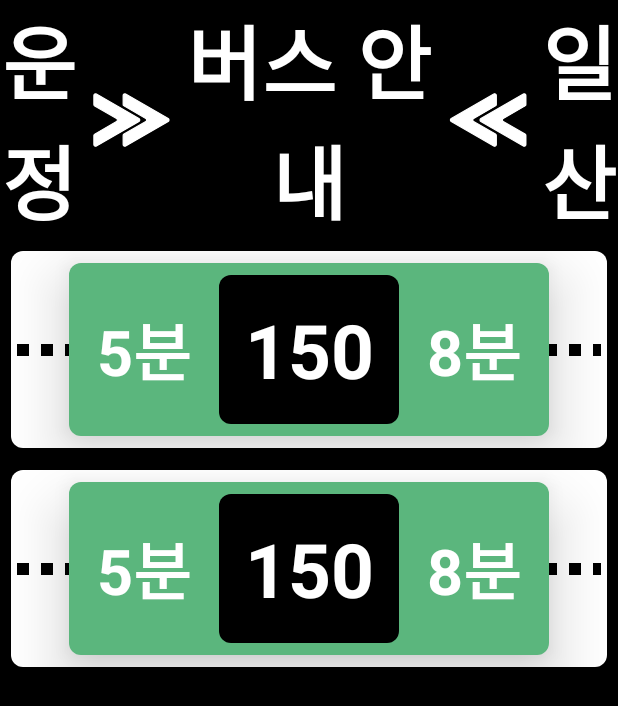
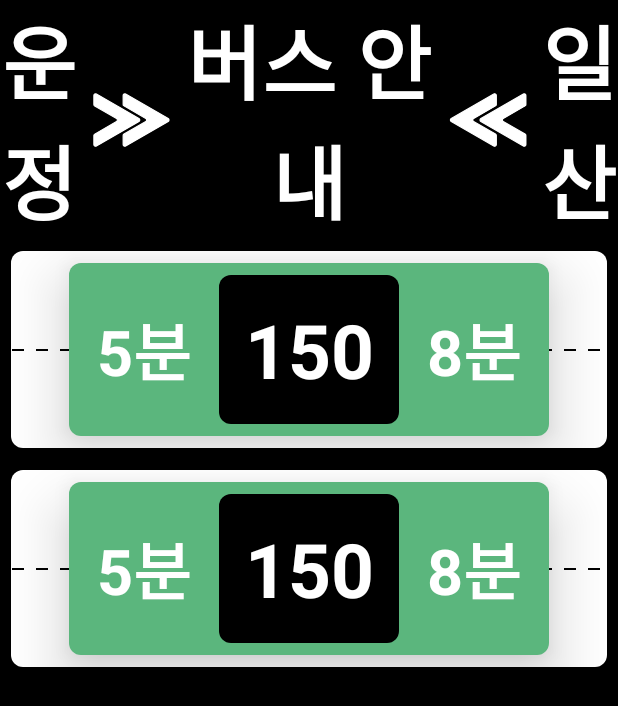
Before and after one commit to GRAM127/Project-Bus, an Android app: the layout fragment_bus.xml on its own in the app's theme, with its tools: preview values and no code run, on a phone screen of 412 x 824 dp. Shown: the top 706 px of the screen. Run offline under Robolectric (Android 15) with nearby library versions, the phone set to English and light mode, and no system bars.

```diff
--- a/app/src/main/java/kr/hs/dongpae/tv/bus/BISFragment.kt
+++ b/app/src/main/java/kr/hs/dongpae/tv/bus/BISFragment.kt
@@ -65,7 +65,7 @@ class BISFragment : Fragment() {
             }
         }
         busJs?.call("getBusData", arrayOf(BusData.RIGHT))?.let {
-            Log.d("#LOG _ RIGHT", it.toString())
+//            Log.d("#LOG _ RIGHT", it.toString())
             JSONArray(it.toString()).list().forEach { item ->
                 busList.find { bus -> bus.name == item.getString("name").toString() }?.setBusLocation(item.getJSONArray("locationList").listTo(), BusData.RIGHT)
             }
@@ -84,6 +84,7 @@ const BN5 = "083";    //busId = 12029
 const BN6 = "086";    //busId = 2800994
 
 getBusData = function(direction) {
+    try {
         let url = org.jsoup.Jsoup.connect(getUrl(direction)).ignoreContentType(true).get().text()
         let json = JSON.parse(url).message.result.busArrivalList
 
@@ -133,6 +134,9 @@ getBusData = function(direction) {
                 )
             }
         ) + "]"
+    } catch(e) {
+        return String("[]")
+    }
 }
 
 getUrl = function(direction) {
--- a/app/src/main/res/drawable/view_bus_line.xml
+++ b/app/src/main/res/drawable/view_bus_line.xml
@@ -3,7 +3,7 @@
     android:shape="line">
     <stroke
         android:color="@color/black"
-        android:width="8dp"
+        android:width="1dp"
         android:dashWidth="8dp"
         android:dashGap="8dp"/>
 </shape>
```
Lines whose indentation alone changed are shown as unchanged.
